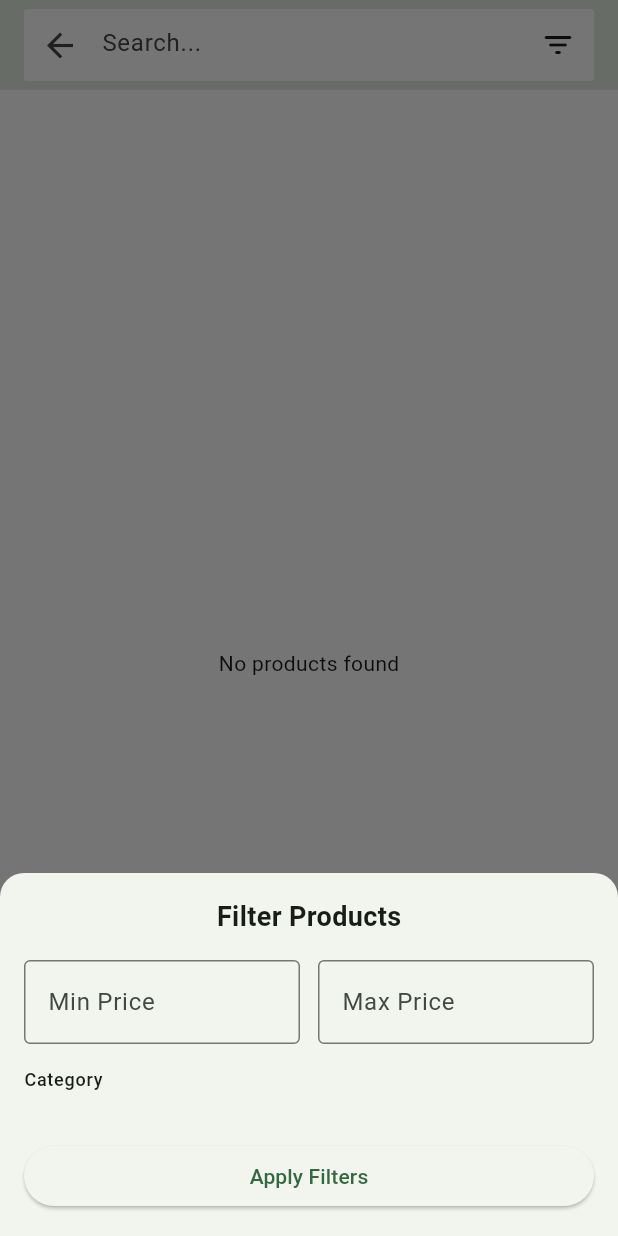
After one commit to Mideny21/flutter_shoppi_app, a Flutter app: the SearchProductScreen screen opened by its route, after a tap on the "filter list" icon, on a phone screen of 412 x 824 dp. The commit adds this screen. Run offline on Flutter 3.47's test engine with Material 3 defaults, Android fonts, the phone set to English and light mode, and no system bars; our stand-ins replace auto_route, badges, bloc, cached_network_image, card_swiper, dio and 11 more; accounts and stored records are empty; generated files the repository leaves out were written again.

Commit message:
search product implemented v1

```diff
--- a/lib/core/application/app_view.dart
+++ b/lib/core/application/app_view.dart
@@ -3,6 +3,7 @@ import 'package:flutter_bloc/flutter_bloc.dart';
 import 'package:shoppi/core/di/injection.dart';
 import 'package:shoppi/core/router/app_route_observer.dart';
 import 'package:shoppi/core/router/app_router.dart';
+import 'package:shoppi/core/utils/utils.dart';
 import 'package:shoppi/features/authentication/presentation/cubit/auth_cubit.dart';
 import 'package:shoppi/features/cart/presentation/cubit/cart_cubit.dart';
 import 'package:shoppi/features/onbaording/language.dart';
@@ -42,8 +43,9 @@ class MyApp extends StatelessWidget {
             supportedLocales: AppLocalizations.supportedLocales,
             locale: Locale(state.localeCode),
             theme: ThemeData(
-              colorScheme: ColorScheme.fromSeed(seedColor: Colors.deepPurple),
+              colorScheme: ColorScheme.fromSeed(seedColor: Palette.mainColor),
               useMaterial3: true,
+              scaffoldBackgroundColor: Colors.white,
             ),
 
             // builder: (_, child) {
--- a/lib/core/router/app_router.dart
+++ b/lib/core/router/app_router.dart
@@ -32,5 +32,6 @@ class AppRouter extends RootStackRouter {
     AutoRoute(page: AddShippingAddressRoute.page, guards: [getIt<AuthGuard>()]),
     AutoRoute(page: ShippingAddressRoute.page, guards: [getIt<AuthGuard>()]),
     AutoRoute(page: OnboardingRoute.page),
+    AutoRoute(page: SearchProductRoute.page),
   ];
 }
--- a/lib/features/products/presentation/bloc/product_event.dart
+++ b/lib/features/products/presentation/bloc/product_event.dart
@@ -14,4 +14,13 @@ class ProductEvent with _$ProductEvent {
   const factory ProductEvent.loadMoreProductsByCategory(int id) =
       _LoadMoreProductsByCategory;
   const factory ProductEvent.loadProduct(int id) = _LoadProduct;
+  const factory ProductEvent.updateSearchKeyword(String keyword) =
+      _UpdateSearchKeyword;
+  const factory ProductEvent.updateFilters({
+    int? categoryId,
+    String? minPrice,
+    String? maxPrice,
+  }) = _UpdateFilters;
+  const factory ProductEvent.searchProducts() = _SearchProducts;
+  const factory ProductEvent.loadMoreSearchProducts() = _LoadMoreSearchProducts;
 }
--- a/lib/features/products/presentation/bloc/product_state.dart
+++ b/lib/features/products/presentation/bloc/product_state.dart
@@ -12,6 +12,12 @@ abstract class ProductState with _$ProductState {
     PaginatedData<ProductModel> allProducts,
     @Default(PaginatedData<ProductModel>())
     PaginatedData<ProductModel> categoryProducts,
+    @Default(PaginatedData<ProductModel>())
+    PaginatedData<ProductModel> searchResults,
+    @Default('') String searchKeyword,
+    int? selectedCategoryId,
+    String? minPrice,
+    String? maxPrice,
     @Default(null) ProductModel? product,
   }) = _ProductState;
 
--- /dev/null
+++ b/lib/features/products/presentation/pages/searched_products.dart
@@ -0,0 +1,309 @@
+import 'package:auto_route/auto_route.dart';
+import 'package:flutter/material.dart';
+import 'package:flutter_bloc/flutter_bloc.dart';
+import 'package:shoppi/core/common/widgets/widget.dart';
+import 'package:shoppi/core/utils/app_logger.dart';
+import 'package:shoppi/core/utils/colors.dart';
+import 'package:shoppi/features/products/products.dart';
+
+@RoutePage()
+class SearchProductScreen extends StatefulWidget {
+  const SearchProductScreen({super.key});
+
+  @override
+  State<SearchProductScreen> createState() => _SearchProductScreenState();
+}
+
+class _SearchProductScreenState extends State<SearchProductScreen> {
+  late ScrollController _scrollController;
+
+  void _onScroll() {
+    if (_isBottom) {
+      context.read<ProductBloc>().add(ProductEvent.loadMoreSearchProducts());
+    }
+  }
+
+  bool get _isBottom {
+    if (!_scrollController.hasClients) return false;
+    final maxScroll = _scrollController.position.maxScrollExtent;
+    final currentScroll = _scrollController.offset;
+    return currentScroll >= (maxScroll * 0.9);
+  }
+
+  @override
+  void initState() {
+    _scrollController = ScrollController();
+    _scrollController.addListener(_onScroll);
+
+    super.initState();
+  }
+
+  @override
+  void dispose() {
+    _scrollController.dispose();
+    super.dispose();
+  }
+
+  @override
+  Widget build(BuildContext context) {
+    return Scaffold(
+      appBar: AppBar(
+        elevation: 5,
+        toolbarHeight: 60,
+        automaticallyImplyLeading: false,
+        //  backgroundColor: AppColors.buttonColor.withOpacity(0.8),
+        title: Container(
+          decoration: BoxDecoration(
+            borderRadius: BorderRadius.circular(2),
+            color: Colors.white,
+          ),
+          child: Row(
+            children: [
+              Expanded(
+                child: TextFormField(
+                  onFieldSubmitted: (input) {
+                    context.read<ProductBloc>().add(
+                      ProductEvent.searchProducts(),
+                    );
+                  },
+
+                  onChanged: (input) {
+                    context.read<ProductBloc>().add(
+                      ProductEvent.updateSearchKeyword(input),
+                    );
+                  },
+                  cursorColor: Palette.Primary,
+                  autofocus: true,
+                  textInputAction: TextInputAction.search,
+                  decoration: InputDecoration(
+                    isDense: true,
+                    errorBorder: const UnderlineInputBorder(),
+                    focusedErrorBorder: const UnderlineInputBorder(),
+                    contentPadding: const EdgeInsets.all(11.0),
+                    focusedBorder: const UnderlineInputBorder(
+                      borderSide: BorderSide(color: Colors.transparent),
+                    ),
+                    labelStyle: const TextStyle(color: Colors.black54),
+                    enabledBorder: const UnderlineInputBorder(
+                      borderSide: BorderSide(color: Colors.transparent),
+                    ),
+                    prefixIcon: IconButton(
+                      iconSize: 26,
+
+                      ///  color: AppColors.buttonColor.withOpacity(0.8),
+                      icon: const Icon(Icons.arrow_back),
+                      onPressed: () {
+                        Navigator.pop(context);
+                      },
+                    ),
+                    hintStyle: TextStyle(fontSize: 16),
+                    hintText: "Search...",
+                  ),
+                ),
+              ),
+              IconButton(
+                onPressed: () {
+                  showModalBottomSheet(
+                    context: context,
+                    shape: const RoundedRectangleBorder(
+                      borderRadius: BorderRadius.vertical(
+                        top: Radius.circular(16),
+                      ),
+                    ),
+                    isScrollControlled: true,
+                    builder: (_) => const FilterSheet(),
+                  );
+                },
+                icon: Icon(Icons.filter_list_rounded),
+              ),
+            ],
+          ),
+        ),
+      ),
+      body: BlocBuilder<ProductBloc, ProductState>(
+        builder: (context, state) {
+          log.i(
+            'ProductBySearch Current Page ${state.searchResults.currentPage} of ${state.searchResults.totalPages}',
+          );
+
+          if (state.searchResults.isLoading &&
+              state.searchResults.items.isEmpty) {
+            return const Center(child: AppLoadingIndicator());
+          } else if (state.searchResults.items.isNotEmpty) {
+            return CustomScrollView(
+              controller: _scrollController,
+              slivers: [
+                SliverGrid(
+                  delegate: SliverChildBuilderDelegate((context, index) {
+                    final product = state.searchResults.items[index];
+                    return ProductCard(product: product);
+                  }, childCount: state.searchResults.items.length),
+                  gridDelegate: SliverGridDelegateWithMaxCrossAxisExtent(
+                    maxCrossAxisExtent: 200.0,
+                    mainAxisSpacing: 10.0,
+                    crossAxisSpacing: 3.0,
+                    childAspectRatio:
+                        (MediaQuery.of(context).size.width /
+                            (MediaQuery.of(context).size.height / 1.75)),
+                  ),
+                ),
+                SliverToBoxAdapter(
+                  child: Padding(
+                    padding: const EdgeInsets.symmetric(vertical: 10),
+                    child: Center(
+                      child:
+                          state.searchResults.hasReachedMax
+                              ? const Text(
+                                'No more products to load',
+                                style: TextStyle(
+                                  fontSize: 16,
+                                  color: Colors.grey,
+                                ),
+                              )
+                              : state.searchResults.isLoadingMore
+                              ? const CircularProgressIndicator()
+                              : const SizedBox(),
+                    ),
+                  ),
+                ),
+              ],
+            );
+          } else if (state.searchResults.items.isEmpty &&
+              !state.searchResults.isLoading) {
+            return const Center(child: Text("No products found"));
+          }
+
+          return Container();
+        },
+      ),
+    );
+  }
+}
+
+class FilterSheet extends StatefulWidget {
+  const FilterSheet({super.key});
+
+  @override
+  State<FilterSheet> createState() => _FilterSheetState();
+}
+
+class _FilterSheetState extends State<FilterSheet> {
+  final TextEditingController _minPriceController = TextEditingController();
+  final TextEditingController _maxPriceController = TextEditingController();
+
+  int _selectedCategory = -1;
+
+  @override
+  void dispose() {
+    _minPriceController.dispose();
+    _maxPriceController.dispose();
+    super.dispose();
+  }
+
+  void _applyFilters() {
+    context.read<ProductBloc>().add(
+      ProductEvent.updateFilters(
+        categoryId: _selectedCategory,
+        minPrice: _minPriceController.text,
+        maxPrice: _maxPriceController.text,
+      ),
+    );
+
+    Navigator.pop(context); // Close the bottom sheet
+
+    // You can then use this data however you want
+    // print("Filters Applied:");
+    // print("Min Price: $minPrice");
+    // print("Max Price: $maxPrice");
+    print("Category: $_selectedCategory");
+  }
+
+  @override
+  Widget build(BuildContext context) {
+    return Padding(
+      padding: EdgeInsets.only(
+        bottom: MediaQuery.of(context).viewInsets.bottom,
+      ),
+      child: SingleChildScrollView(
+        child: Padding(
+          padding: const EdgeInsets.all(16),
+          child: Column(
+            mainAxisSize: MainAxisSize.min,
+            children: [
+              const Text(
+                "Filter Products",
+                style: TextStyle(fontSize: 18, fontWeight: FontWeight.bold),
+              ),
+              const SizedBox(height: 16),
+              Row(
+                children: [
+                  Expanded(
+                    child: TextFormField(
+                      controller: _minPriceController,
+                      keyboardType: TextInputType.number,
+                      decoration: const InputDecoration(
+                        labelText: "Min Price",
+                        border: OutlineInputBorder(),
+                      ),
+                    ),
+                  ),
+                  const SizedBox(width: 12),
+                  Expanded(
+                    child: TextFormField(
+                      controller: _maxPriceController,
+                      keyboardType: TextInputType.number,
+                      decoration: const InputDecoration(
+                        labelText: "Max Price",
+                        border: OutlineInputBorder(),
+                      ),
+                    ),
+                  ),
+                ],
+              ),
+
+              const SizedBox(height: 16),
+              Align(
+                alignment: Alignment.centerLeft,
+                child: Text(
+                  "Category",
+                  style: Theme.of(context).textTheme.labelMedium,
+                ),
+              ),
+              const SizedBox(height: 8),
+              BlocBuilder<ProductBloc, ProductState>(
+                builder: (context, state) {
+                  return Wrap(
+                    spacing: 10,
+                    children:
+                        state.categories.isEmpty
+                            ? []
+                            : state.categories.map((cat) {
+                              final isSelected = _selectedCategory == cat.id;
+                              return ChoiceChip(
+                                label: Text(cat.name),
+                                selected: isSelected,
+                                onSelected: (_) {
+                                  setState(() {
+                                    _selectedCategory = cat.id;
+                                  });
+                                },
+                              );
+                            }).toList(),
+                  );
+                },
+              ),
+              const SizedBox(height: 24),
+              SizedBox(
+                width: double.infinity,
+                child: ElevatedButton(
+                  onPressed: _applyFilters,
+                  child: const Text("Apply Filters"),
+                ),
+              ),
+            ],
+          ),
+        ),
+      ),
+    );
+  }
+}
```
Also changed, not shown: lib/features/homescreen/presentation/widgets/home_search_bar.dart (+41 -7 lines), lib/features/products/presentation/bloc/product_bloc.dart (+135 -0 lines), lib/features/products/repository/product_repository.dart (+37 -0 lines), lib/core/router/app_router.gr.dart, lib/features/products/presentation/bloc/product_bloc.freezed.dart.
